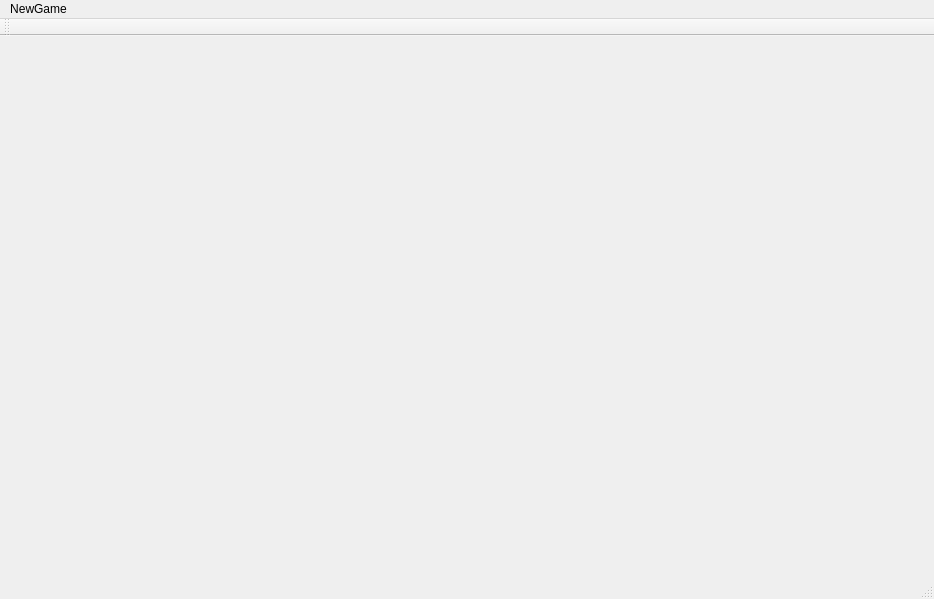
Aria-K-Alethia/SE-Sudoku-Pair, file GUI/mainwindow.ui: the form before one commit.
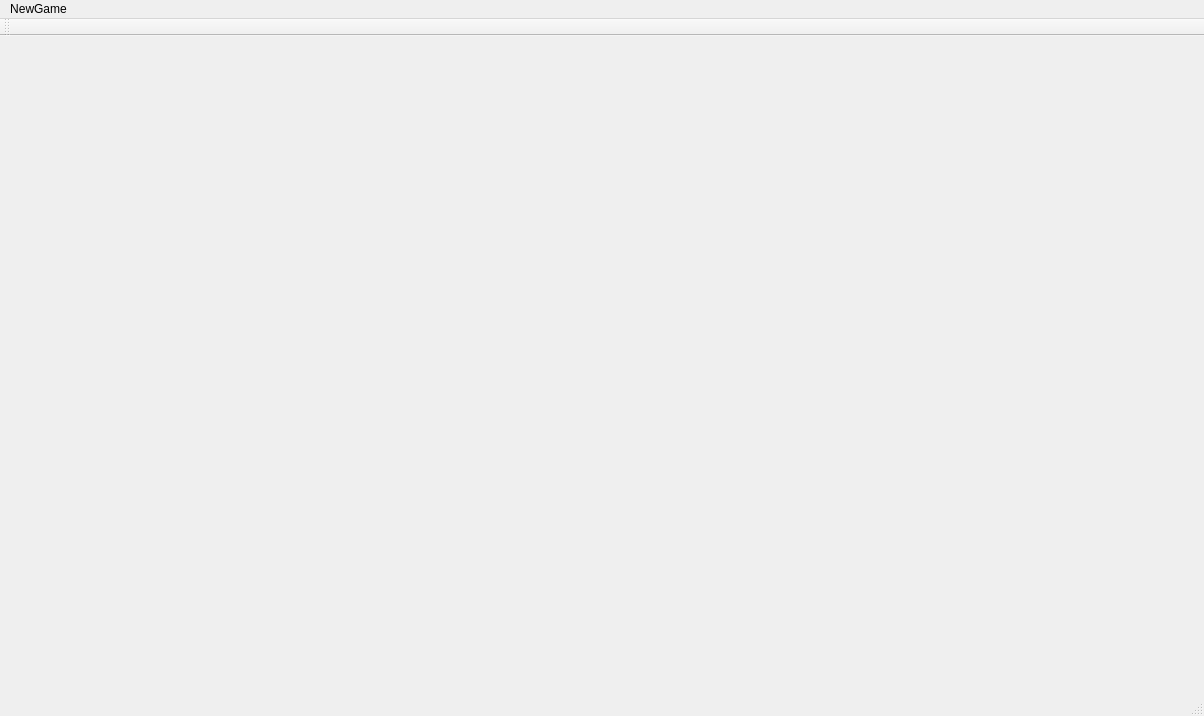
The form after the commit.

Commit message: Partner switch

```diff
--- a/GUI/mainwindow.ui
+++ b/GUI/mainwindow.ui
@@ -6,8 +6,8 @@
    <rect>
     <x>0</x>
     <y>0</y>
-    <width>934</width>
-    <height>599</height>
+    <width>1204</width>
+    <height>716</height>
    </rect>
   </property>
   <property name="windowTitle">
@@ -19,8 +19,8 @@
     <rect>
      <x>0</x>
      <y>0</y>
-     <width>934</width>
-     <height>17</height>
+     <width>1204</width>
+     <height>26</height>
     </rect>
    </property>
    <widget class="QMenu" name="menuNewGame">
```
The commit also changes 2 other files.
